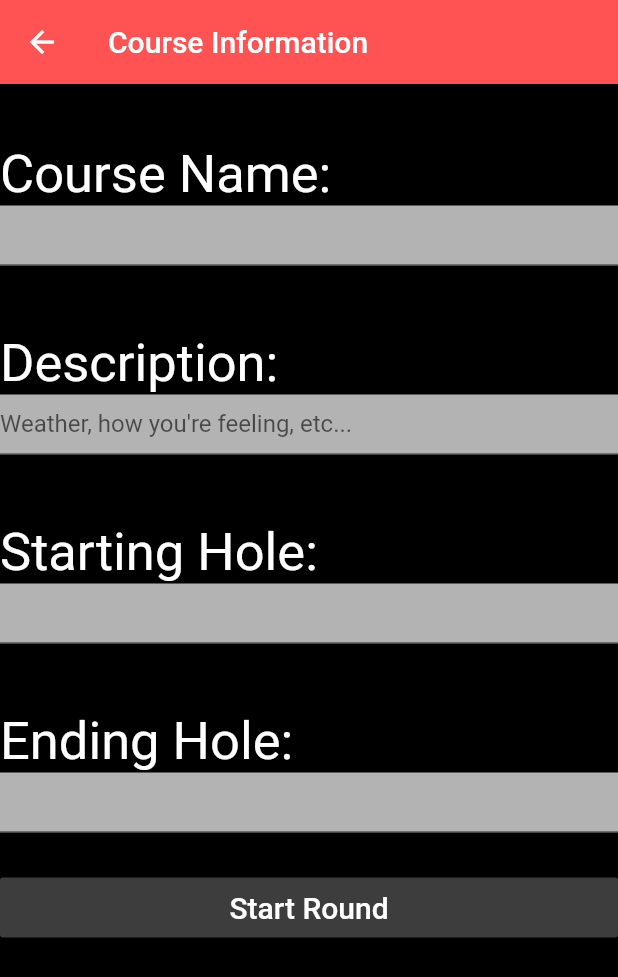
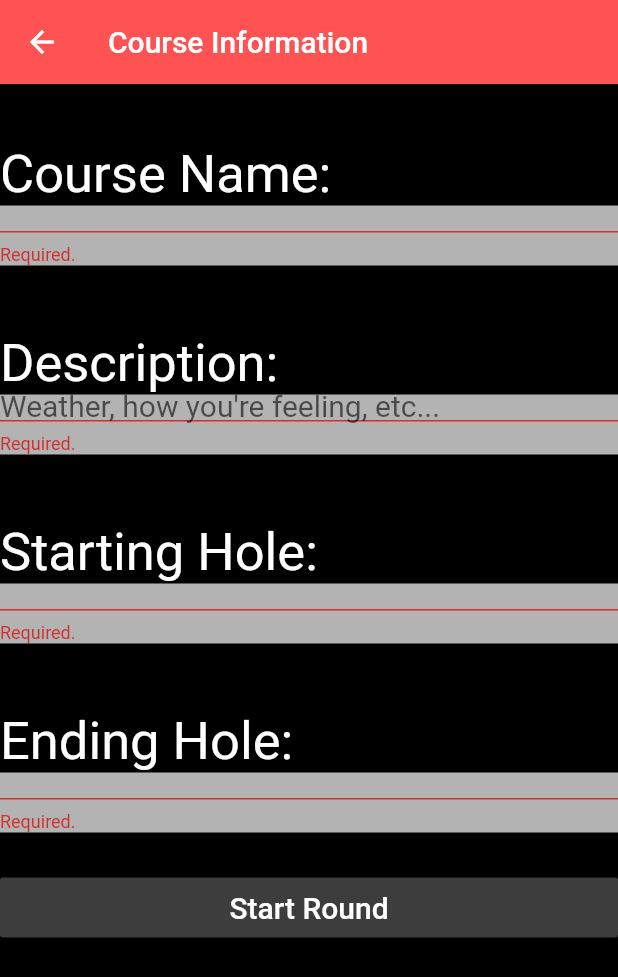
Before and after one commit to alec7s/reach_back, a Flutter app: the CourseForm screen opened directly, after a tap on "Start Round", on a phone screen of 412 x 824 dp. Shown: the top 977 px of the screen. Run offline on Flutter 3.47's test engine with Material 2 defaults, Android fonts, the phone set to English and light mode, and no system bars; missing offline and left inert: dart:ffi.

Commit message:
Add HrzButton class to fix previous setState error, add ScoreCard widget, add form validation, add focus node to text fields in form

```diff
--- a/lib/Globals.dart
+++ b/lib/Globals.dart
@@ -9,28 +9,10 @@ Widget hrzSpacer(double h) {
   );
 }
 
-buttonNav(context, Widget wdg) {
-  Navigator.of(context).push(MaterialPageRoute(builder: (context) => wdg));
-}
-
-Widget hrzButton(String label, BuildContext context, {List actions}) {
-  return Container(
-    width: double.infinity,
-    height: 40.0,
-    child: RaisedButton(
-      color: Theme.of(context).buttonColor,
-      disabledColor: Theme.of(context).buttonColor,
-      onPressed: () {
-        actions.forEach((value) => value);
-      },
-      child: Text(
-        label,
-        style: TextStyle(fontSize: 20),
-      ),
-      textColor: Colors.white,
-      disabledTextColor: Colors.white,
-    ),
-  );
+buttonNav(context, Widget Function() createPage) {
+  Navigator.of(context).push(MaterialPageRoute(builder: (context) {
+    return createPage();
+  }));
 }
 
 Widget fieldLabel(String labelTxt) {
@@ -42,27 +24,31 @@ Widget fieldLabel(String labelTxt) {
   );
 }
 
-Widget formField({String hintTxt, controller, List actions}) {
+Widget formField({String hintTxt, controller, focusNode, List actions}) {
   return Container(
     color: Colors.white70,
     height: 40.0,
     width: double.infinity,
+    child: SizedBox(
       child: TextFormField(
         controller: controller,
+        onTap: () => focusNode.requestFocus(),
         onChanged: (text) {
           actions.forEach((value) => value);
         },
         validator: (value) {
           if (value.isEmpty) {
-          return 'Please enter some text';
+            return 'Required.';
           }
           return null;
         },
         //TODO: REFERENCE THEME COLOR
-      style: TextStyle(color: Colors.white),
+        style: TextStyle(
+            color: Colors.black, fontSize: 20.0, fontWeight: FontWeight.normal),
         decoration: InputDecoration(
           fillColor: Colors.white,
           labelText: hintTxt,
+        ),
       ),
     ),
   );
@@ -70,8 +56,8 @@ Widget formField({String hintTxt, controller, List actions}) {
 
 getFieldValue(final controller, var x) {
   //setState() {
-  if (x != null) {
-    controller.text = x;
+  if (controller.text != null) {
+    x = controller.text;
     //}
   }
 }
--- a/lib/Hole.dart
+++ b/lib/Hole.dart
@@ -1,7 +1,8 @@
 import 'Course.dart';
 
 class Hole extends Course {
-  Hole(String name) : super(name);
+  String name;
+  Hole(this.name) : super(name);
 
   int number;
   int score1;
--- a/lib/main.dart
+++ b/lib/main.dart
@@ -1,3 +1,5 @@
+import 'dart:ffi';
+
 import 'package:flutter/material.dart';
 import 'package:reach_back/Course.dart';
 import 'Hole.dart';
@@ -28,6 +30,30 @@ class MyApp extends StatelessWidget {
   }
 }
 
+class HrzButton extends StatelessWidget {
+  final label;
+  final VoidCallback onPress;
+  HrzButton(this.label, this.onPress);
+
+  @override
+  Widget build(BuildContext context) {
+    return SizedBox(
+      width: double.infinity,
+      height: 40.0,
+      child: RaisedButton(
+        color: Theme.of(context).buttonColor,
+        disabledColor: Theme.of(context).buttonColor,
+        textColor: Colors.white,
+        child: Text(
+          label,
+          style: TextStyle(fontSize: 20),
+        ),
+        onPressed: onPress,
+      ),
+    );
+  }
+}
+
 class MyHomePage extends StatefulWidget {
   MyHomePage({Key key, this.title}) : super(key: key);
   final String title;
@@ -50,11 +76,11 @@ class _MyHomePageState extends State<MyHomePage> {
                 child: Image.asset('images/ReachBackLogo.png'),
               ),
               global.hrzSpacer(40.0),
-              global.hrzButton('New Round', context,
-                  actions: [global.buttonNav(context, CourseForm())]),
+              HrzButton('New Round', () {
+                global.buttonNav(context, () => CourseForm());
+              }),
               global.hrzSpacer(40.0),
-              global.hrzButton('Continue Previous Round', context,
-                  actions: [null])
+              HrzButton('Continue Previous Round', () {})
             ],
           ),
         ),
@@ -73,6 +99,7 @@ class CourseForm extends StatefulWidget {
 //NEW COURSE FORM
 class CourseFormState extends State<CourseForm> {
   //VARIABLES
+  FocusNode formFocusNode;
   final _formKey = GlobalKey<FormState>();
   final fldController = TextEditingController();
   String courseName;
@@ -81,13 +108,32 @@ class CourseFormState extends State<CourseForm> {
   int endHole;
 
   //FUNCTIONS
-  createCourse() {
+  createCourse(nav) {
     var newCourse = new Course(courseName,
         desc: description, start: startHole, end: endHole);
+    bool validate = _formKey.currentState.validate();
+    if (validate) {
+      global.buttonNav(context, () => nav);
+    }
+    ;
   }
 
   @override
-  void dispose() {
+  void initState() {
+    super.initState();
+
+    formFocusNode = FocusNode();
+  }
+
+  @override
+  void disposeFocusNode() {
+    formFocusNode.dispose();
+
+    super.dispose();
+  }
+
+  @override
+  void disposeController() {
     // Clean up the controller when the widget is disposed.
     fldController.dispose();
     super.dispose();
@@ -112,6 +158,7 @@ class CourseFormState extends State<CourseForm> {
               global.fieldLabel('Course Name:'),
               global.formField(
                   controller: fldController,
+                  focusNode: formFocusNode,
                   actions: global.getFieldValue(fldController, courseName)),
               global.hrzSpacer(45.0),
               //DESCRIPTION FIELD
@@ -119,6 +166,7 @@ class CourseFormState extends State<CourseForm> {
               global.formField(
                   hintTxt: "Weather, how you're feeling, etc...",
                   controller: fldController,
+                  focusNode: formFocusNode,
                   actions: global.getFieldValue(fldController, description)),
               global.hrzSpacer(45.0),
               //STARTING HOLE FIELD
@@ -126,6 +174,7 @@ class CourseFormState extends State<CourseForm> {
               global.fieldLabel('Starting Hole:'),
               global.formField(
                   controller: fldController,
+                  focusNode: formFocusNode,
                   actions: global.getFieldValue(fldController, startHole)),
               global.hrzSpacer(45.0),
               //ENDING HOLE FIELD
@@ -133,10 +182,13 @@ class CourseFormState extends State<CourseForm> {
               global.fieldLabel('Ending Hole:'),
               global.formField(
                   controller: fldController,
+                  focusNode: formFocusNode,
                   actions: global.getFieldValue(fldController, endHole)),
               global.hrzSpacer(30.0),
               //START ROUND AND CREATE NEW COURSE
-              global.hrzButton('Start Round', context),
+              HrzButton('Start Round', () {
+                createCourse(ScoreCard());
+              }),
             ],
           ),
         ),
@@ -144,3 +196,16 @@ class CourseFormState extends State<CourseForm> {
     );
   }
 }
+
+class ScoreCard extends StatefulWidget {
+  @override
+  ScoreCardState createState() {
+    return ScoreCardState();
+  }
+}
+
+class ScoreCardState extends State<ScoreCard> {
+  Widget build(BuildContext context) {
+    return SafeArea();
+  }
+}
```
Lines whose indentation alone changed are shown as unchanged.
